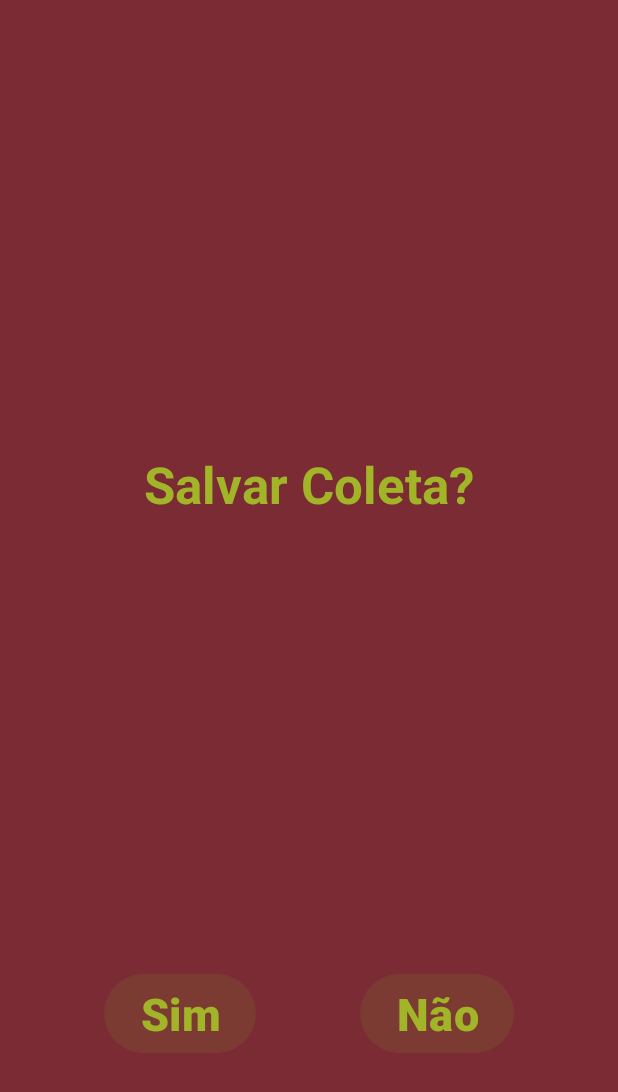
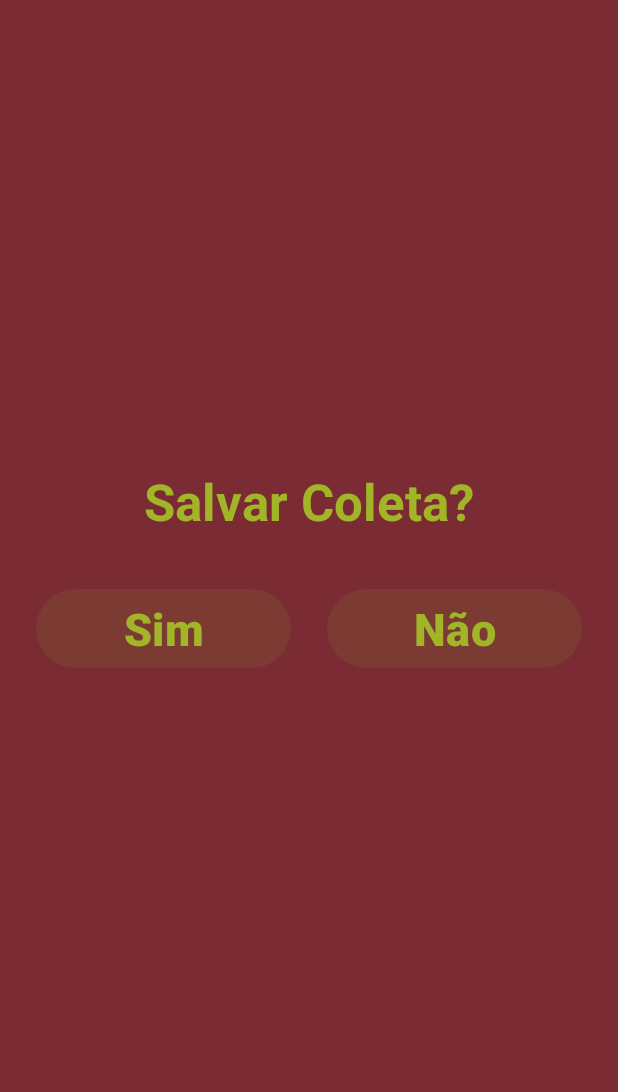
Before and after one commit to EdsJDev/LogiMeta, an Android app: the SaveScreenActivity screen opened directly, with no data from a screen before it, on a phone screen of 412 x 824 dp. Shown: the top 1092 px of the screen. Run offline under Robolectric (Android 15) with nearby library versions, the phone set to English and light mode, and no system bars.

Commit message:
Responsiveness applied to the 'Save Screen'

```diff
--- a/app/src/main/res/layout/activity_save_screen.xml
+++ b/app/src/main/res/layout/activity_save_screen.xml
@@ -1,7 +1,12 @@
 <?xml version="1.0" encoding="utf-8"?>
-<androidx.constraintlayout.widget.ConstraintLayout xmlns:android="http://schemas.android.com/apk/res/android"
+<ScrollView xmlns:android="http://schemas.android.com/apk/res/android"
     xmlns:app="http://schemas.android.com/apk/res-auto"
     xmlns:tools="http://schemas.android.com/tools"
+    android:layout_width="match_parent"
+    android:layout_height="match_parent"
+    android:fillViewport="true">
+
+    <androidx.constraintlayout.widget.ConstraintLayout
         android:id="@+id/main"
         android:layout_width="match_parent"
         android:layout_height="match_parent"
@@ -9,11 +14,13 @@
 
         <Button
             android:id="@+id/save_button"
-        android:layout_width="wrap_content"
+            android:layout_width="0dp"
             android:layout_height="wrap_content"
-        android:layout_marginTop="300dp"
+            android:layout_marginStart="24dp"
+            android:layout_marginTop="32dp"
+            android:layout_marginEnd="12dp"
+            android:text="Sim"
             android:textColor="@color/accent_color"
-        android:text="Sim"
             android:textSize="30sp"
             android:textStyle="bold"
             app:layout_constraintEnd_toStartOf="@+id/not_save_button"
@@ -25,26 +32,31 @@
             android:id="@+id/textView4"
             android:layout_width="wrap_content"
             android:layout_height="wrap_content"
-        android:layout_marginTop="300dp"
             android:text="Salvar Coleta?"
             android:textColor="@color/accent_color"
             android:textSize="34sp"
             android:textStyle="bold"
+            app:layout_constraintBottom_toBottomOf="parent"
             app:layout_constraintEnd_toEndOf="parent"
             app:layout_constraintStart_toStartOf="parent"
-        app:layout_constraintTop_toTopOf="parent" />
+            app:layout_constraintTop_toTopOf="parent"
+            app:layout_constraintVertical_bias="0.4" />
 
         <Button
             android:id="@+id/not_save_button"
-        android:layout_width="wrap_content"
+            android:layout_width="0dp"
             android:layout_height="wrap_content"
+            android:layout_marginStart="12dp"
+            android:layout_marginEnd="24dp"
             android:text="Não"
+            android:textColor="@color/accent_color"
             android:textSize="30sp"
             android:textStyle="bold"
-        android:textColor="@color/accent_color"
             app:layout_constraintBottom_toBottomOf="@+id/save_button"
             app:layout_constraintEnd_toEndOf="parent"
             app:layout_constraintHorizontal_bias="0.5"
             app:layout_constraintStart_toEndOf="@+id/save_button"
             app:layout_constraintTop_toTopOf="@+id/save_button" />
+
     </androidx.constraintlayout.widget.ConstraintLayout>
+</ScrollView>
```
Lines whose indentation alone changed are shown as unchanged.
